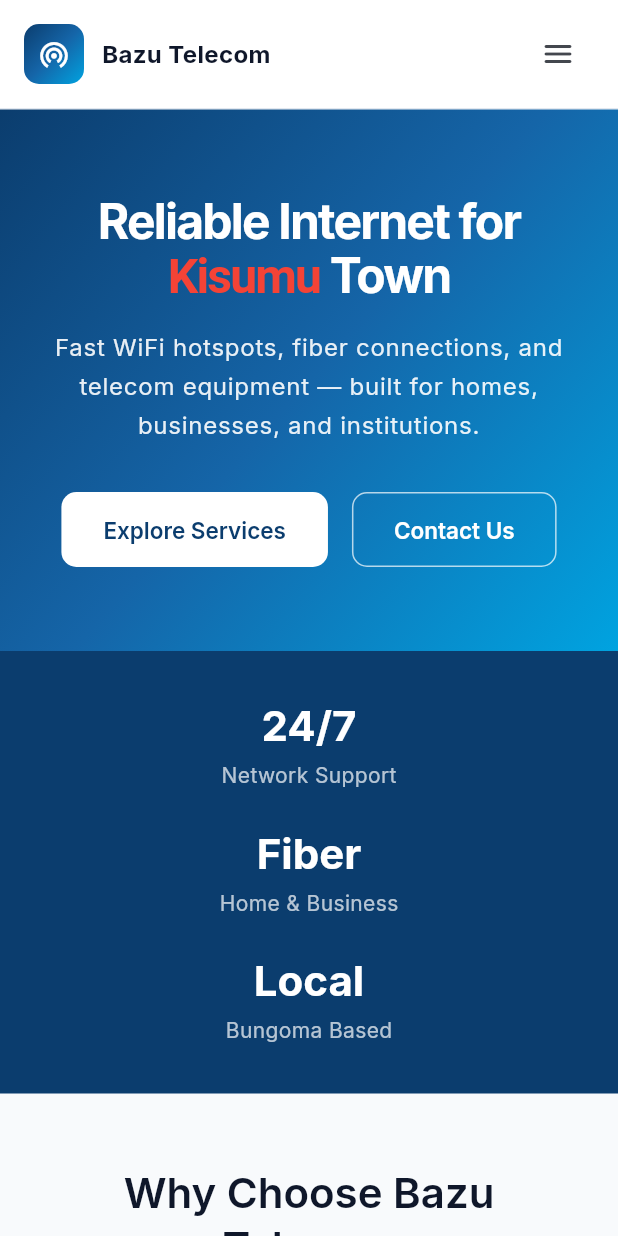
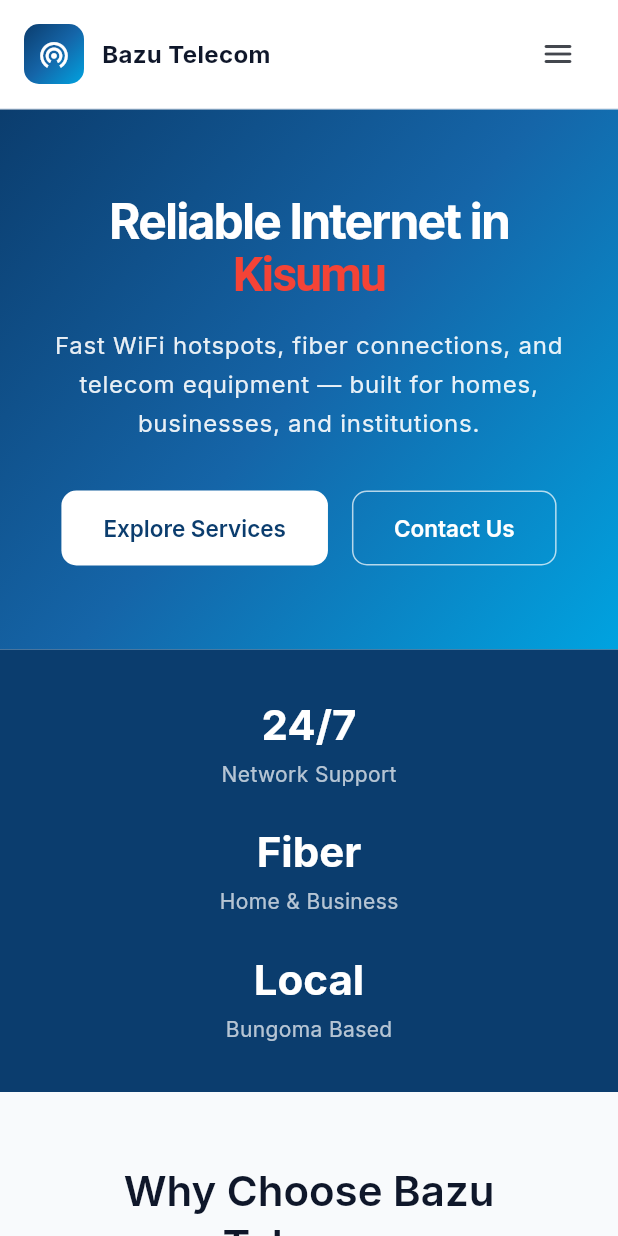
Before and after one commit to adammbule/bazutelcom, a Flutter app: the screen it shows after launch, on a phone screen of 412 x 824 dp. Run offline on Flutter 3.47's test engine with Material 3 defaults, Android fonts, the phone set to English and light mode, and no system bars; our stand-ins replace file_picker, flutter_map, google_fonts, latlong2.

Commit message:
Minor UI Change Carousel

```diff
--- a/lib/pages/home_page.dart
+++ b/lib/pages/home_page.dart
@@ -250,16 +250,16 @@ class _RotatingHeroState extends State<_RotatingHero> {
   @override
   Widget build(BuildContext context) {
     return PageHero(
-      title: 'Reliable Internet for Town',
+      title: 'Reliable Internet for ',
       titleWidget: Text.rich(
         TextSpan(
           children: [
-            const TextSpan(text: 'Reliable Internet for '),
+            const TextSpan(text: 'Reliable Internet in '),
             TextSpan(
               text: '${kHeroTowns[_index]}',
               style: const TextStyle(color: Colors.red),
             ),
-            const TextSpan(text: ' Town'),
+            //const TextSpan(text: ' Town'),
           ],
         ),
       ),
```
